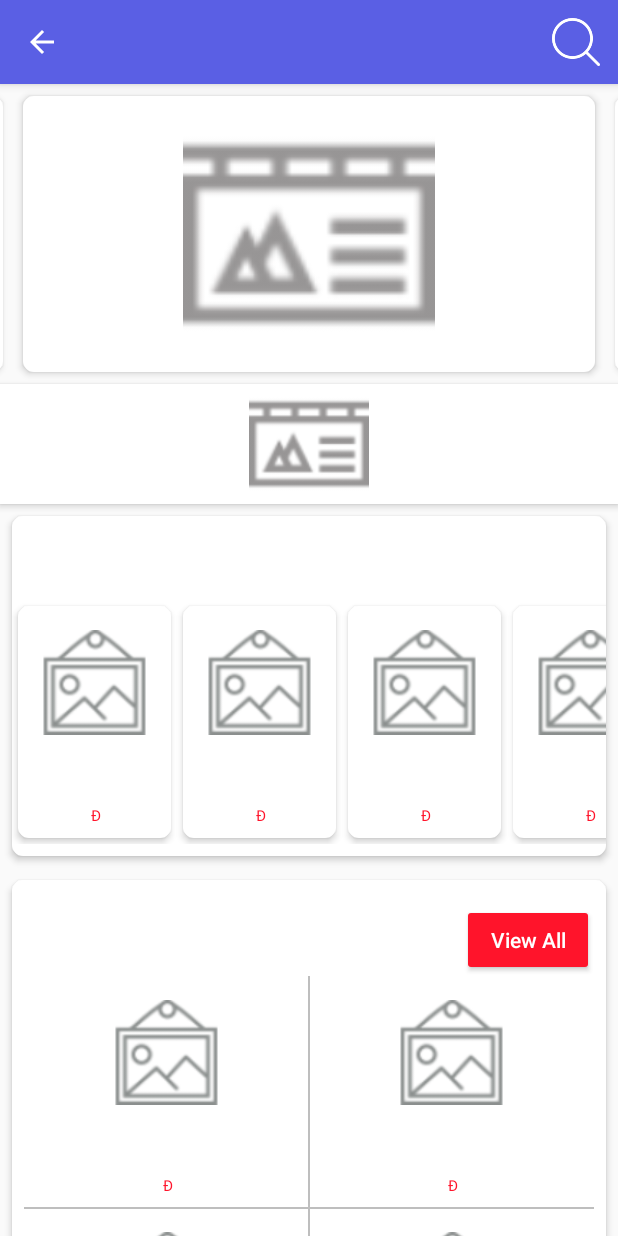
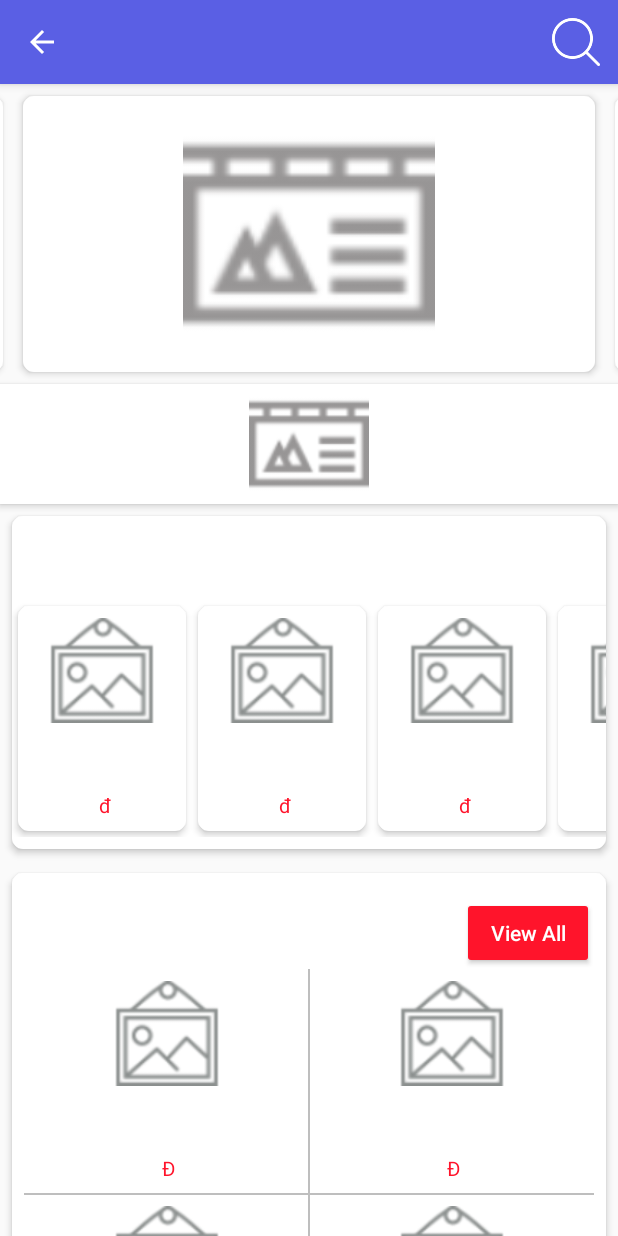
Before and after one commit to htduyen/EcormerceApp, an Android app: the CategoryActivity screen opened directly, with no data from a screen before it, on a phone screen of 412 x 824 dp. Run offline under Robolectric (Android 15) with nearby library versions, the light colour scheme and no system bars; our stand-ins replace Firebase (no records; nobody signed in at launch, a user with empty details on screens opened directly); pictures from the network do not load; 3 statements that could not run were skipped.

Commit message:
Update add wishlist and some problem

```diff
--- a/app/src/main/java/com/thud/myecormerce/Adapter/ProductHorizonAdapter.java
+++ b/app/src/main/java/com/thud/myecormerce/Adapter/ProductHorizonAdapter.java
@@ -83,7 +83,7 @@ public class ProductHorizonAdapter extends RecyclerView.Adapter<ProductHorizonAd
             Glide.with(itemView.getContext()).load(resource).apply(new RequestOptions().placeholder(R.drawable.image_place)).into(imv_product);
             txt_name_pro.setText(name);
             txt_descr.setText(descr);
-            txt_price.setText(price+ " Đ");
+            txt_price.setText(price+ " đ");
             if(!name.equals("")) {
                 itemView.setOnClickListener(new View.OnClickListener() {
                     @Override
--- a/app/src/main/java/com/thud/myecormerce/Fragments/HomeFragment.java
+++ b/app/src/main/java/com/thud/myecormerce/Fragments/HomeFragment.java
@@ -155,6 +155,9 @@ public class HomeFragment extends Fragment {
         categoryAdapter = new CategoryAdapter(categoryModePlacelList);
         homePageAdapter = new HomePageAdapter(homePageModePlacelList);
 
+        //homePageAdapter = new HomePageAdapter(lists.get(0));
+
+
         if(networkInfo != null && networkInfo.isConnected() == true){
             MainActivity.drawer.setDrawerLockMode(0);
             btn_retry.setVisibility(View.GONE);
@@ -174,6 +177,7 @@ public class HomeFragment extends Fragment {
             if(lists.size() == 0){
                 listNameCategories.add("HOME");
                 lists.add(new ArrayList<HomePageModel>());
+                //homePageAdapter = new HomePageAdapter(lists.get(0)); // nho xoa
                 setLayout(recyclerViewHome,getContext(), 0,"Home");
             }
             else {
@@ -197,6 +201,7 @@ public class HomeFragment extends Fragment {
             @Override
             public void onRefresh() {
                 swipeRefreshLayout.setRefreshing(true);
+                //swipeRefreshLayout.setColorSchemeColors(getContext().getResources().getColor(R.color.colorPrimary), getContext().getResources().getColor(R.color.colorPrimary));
                 reloadPage();
             }
         });
--- a/app/src/main/java/com/thud/myecormerce/Presenter/DbQueries.java
+++ b/app/src/main/java/com/thud/myecormerce/Presenter/DbQueries.java
@@ -97,7 +97,7 @@ public class DbQueries {
     public static List<NotificationModel> notificationModelList = new ArrayList<>();
     private static ListenerRegistration registration;
     //Categories
-    public static void loadCategories(final RecyclerView recyclerView_Cate, final Context context){
+    public static void loadCategories(final RecyclerView recyclerView_Cate, final Context context)  {
         categoryModels.clear();
         firebaseFirestore.collection("CATEGORIES").orderBy("index").get()
                 .addOnCompleteListener(new OnCompleteListener<QuerySnapshot>() {
@@ -121,7 +121,7 @@ public class DbQueries {
     }
 
     public static void setLayout(final RecyclerView recyclerViewHomePage, final Context context, final int index, String cateName){
-
+        //Toast.makeText(context, "Cate name loading:" + cateName.toUpperCase(), Toast.LENGTH_SHORT).show();
         firebaseFirestore.collection("CATEGORIES")
                 .document(cateName.toUpperCase())
                 .collection("TOP_DEALS").orderBy("index").get()
@@ -185,8 +185,6 @@ public class DbQueries {
                                     }
                                     //Toast.makeText(getContext(), "Size: " + sliderModelList.size(), Toast.LENGTH_SHORT).show();
                                     lists.get(index).add(new HomePageModel(3, documentSnapshot.get("group_product_title").toString(),documentSnapshot.get("background_group_product").toString(), gridProductList));
-
-
                                 }
                             }
                             //Luu vao adapter
--- a/app/src/main/java/com/thud/myecormerce/View/CategoryActivity.java
+++ b/app/src/main/java/com/thud/myecormerce/View/CategoryActivity.java
@@ -6,6 +6,7 @@ import android.os.Bundle;
 import android.support.v7.widget.LinearLayoutManager;
 import android.support.v7.widget.RecyclerView;
 import android.support.v7.widget.Toolbar;
+import android.util.Log;
 import android.view.Menu;
 import android.view.MenuItem;
 
@@ -39,6 +40,7 @@ public class CategoryActivity extends AppCompatActivity {
 
         Toolbar toolbar = (Toolbar) findViewById(R.id.toolbar);
         setSupportActionBar(toolbar);
+        getSupportActionBar().setDisplayShowTitleEnabled(true);
         String title = getIntent().getStringExtra("name_cate"); //tu cate_adapter
         getSupportActionBar().setTitle(title);
         getSupportActionBar().setDisplayHomeAsUpEnabled(true);
@@ -79,15 +81,19 @@ public class CategoryActivity extends AppCompatActivity {
 
         adapter = new HomePageAdapter(homePageModePlacelList);
 
+
         int listposition = 0;
         for (int x = 0; x < listNameCategories.size(); x++){
             if(listNameCategories.get(x).equals(title.toUpperCase())){
                 listposition = x;
+//                Log.d("List Cate: ", listNameCategories.get(x));
+//                Log.d("Title:", title.toUpperCase());
             }
         }
         if (listposition == 0 ){
             listNameCategories.add(title.toUpperCase());
             lists.add(new ArrayList<HomePageModel>());
+            //adapter = new HomePageAdapter(lists.get(listNameCategories.size() -1)); // delete
             setLayout(recyclerView_cate,this, listNameCategories.size() -1, title);
         }
         else {
@@ -111,11 +117,11 @@ public class CategoryActivity extends AppCompatActivity {
         // automatically handle clicks on the Home/Up button, so long
         // as you specify a parent activity in AndroidManifest.xml.
         int id = item.getItemId();
-        Intent intentSearch =new Intent(CategoryActivity.this, SearchActivity.class);
-        startActivity(intentSearch);
+
         //noinspection SimplifiableIfStatement
         if (id == R.id.icon_search) {
-
+            Intent intentSearch =new Intent(CategoryActivity.this, SearchActivity.class);
+            startActivity(intentSearch);
             return true;
         }
         else if(id == android.R.id.home)
--- a/app/src/main/java/com/thud/myecormerce/View/DeliveryActivity.java
+++ b/app/src/main/java/com/thud/myecormerce/View/DeliveryActivity.java
@@ -6,6 +6,7 @@ import android.app.AlertDialog;
 import android.app.Dialog;
 import android.content.Intent;
 import android.content.pm.PackageManager;
+import android.icu.util.Calendar;
 import android.support.annotation.NonNull;
 import android.support.annotation.Nullable;
 import android.support.constraint.ConstraintLayout;
@@ -655,7 +656,7 @@ public class DeliveryActivity extends AppCompatActivity {
                 orderDetails.put("Total_Items", totalItemss);
                 orderDetails.put("Total_Items_Price",totalItemsPrice);
                 orderDetails.put("Total_Amount", totalAmount);
-                //orderDetails.put("Save_Amount", cartItemModel.getSaveAmount());
+                orderDetails.put("time_ordered", FieldValue.serverTimestamp());
                 orderDetails.put("Delivery_Price", dilivery);
                 //Chua xu ly Payment and Order status
                 orderDetails.put("Payment_Status", "Chưa thanh toán");
--- a/app/src/main/java/com/thud/myecormerce/View/ProductDetailActivity.java
+++ b/app/src/main/java/com/thud/myecormerce/View/ProductDetailActivity.java
@@ -145,9 +145,9 @@ public class ProductDetailActivity extends AppCompatActivity {
 
         final Toolbar toolbar = (Toolbar) findViewById(R.id.toolbar);
         setSupportActionBar(toolbar);
+        getSupportActionBar().setDisplayShowTitleEnabled(true);
+        getSupportActionBar().setTitle("Chi Tiết Sản Phẩm");
         getSupportActionBar().setDisplayHomeAsUpEnabled(true);
-        getSupportActionBar().setDisplayShowTitleEnabled(false);
-
 
         productImageViewPager = findViewById(R.id.product_img_viewpapeger);
         viewPagerIndicator = findViewById(R.id.view_pager_indicator);
@@ -478,7 +478,7 @@ public class ProductDetailActivity extends AppCompatActivity {
                             idData.put("list_size", (long) (DbQueries.id_wishlist.size() + 1));
 
                             firebaseFirestore.collection("USERS").document(currentUser.getUid()).collection("USER_DATA").document("MY_WISHLIST")
-                                    .set(idData).addOnCompleteListener(new OnCompleteListener<Void>() {
+                                    .update(idData).addOnCompleteListener(new OnCompleteListener<Void>() {
                                 @Override
                                 public void onComplete(@NonNull Task<Void> task) {
                                     if (task.isSuccessful()) {
--- a/app/src/main/res/layout/activity_category.xml
+++ b/app/src/main/res/layout/activity_category.xml
@@ -4,6 +4,7 @@
     xmlns:tools="http://schemas.android.com/tools"
     android:layout_width="match_parent"
     android:layout_height="match_parent"
+    android:elevation="3dp"
     tools:context=".View.CategoryActivity">
 
     <android.support.design.widget.AppBarLayout
--- a/app/src/main/res/layout/activity_delivery.xml
+++ b/app/src/main/res/layout/activity_delivery.xml
@@ -84,7 +84,7 @@
             android:layout_weight="1"
             android:background="@drawable/slider_main"
             android:backgroundTint="@color/colorRed"
-            android:text="Tiếp Tục Mua"
+            android:text="Thanh Toán"
             android:textAllCaps="true"
             android:textColor="@color/colorWhite" />
     </LinearLayout>
--- a/app/src/main/res/layout/activity_product_detail.xml
+++ b/app/src/main/res/layout/activity_product_detail.xml
@@ -87,7 +87,7 @@
             android:background="@color/colorRed"
             android:gravity="center"
             android:stateListAnimator="@null"
-            android:text="Buy Now"
+            android:text="Mua ngay"
             android:textColor="@color/colorWhite"
             android:visibility="gone" />
     </LinearLayout>
--- a/app/src/main/res/layout/fragment_cart.xml
+++ b/app/src/main/res/layout/fragment_cart.xml
@@ -52,7 +52,7 @@
             android:layout_weight="1"
             android:background="@drawable/slider_main"
             android:backgroundTint="@color/colorRed"
-            android:text="Tiếp Tục Mua"
+            android:text="Tiếp Tục"
             android:textAllCaps="true"
             android:textColor="@color/colorWhite" />
     </LinearLayout>
--- a/app/src/main/res/layout/product_horizon_item_layout.xml
+++ b/app/src/main/res/layout/product_horizon_item_layout.xml
@@ -3,17 +3,17 @@
     xmlns:app="http://schemas.android.com/apk/res-auto"
     xmlns:tools="http://schemas.android.com/tools"
     android:layout_width="wrap_content"
-    android:layout_height="match_parent"
+    android:layout_height="wrap_content"
     android:layout_margin="4dp"
     android:background="@drawable/slider_main"
     android:elevation="3dp">
 
     <ImageView
         android:id="@+id/imv_pro_horizon"
-        android:layout_width="70dp"
+        android:layout_width="80dp"
         android:layout_height="70dp"
         android:layout_marginStart="16dp"
-        android:layout_marginTop="16dp"
+        android:layout_marginTop="8dp"
         android:layout_marginEnd="16dp"
         android:scaleType="fitCenter"
         app:layout_constraintEnd_toEndOf="parent"
@@ -26,12 +26,14 @@
         android:layout_width="0dp"
         android:layout_height="wrap_content"
         android:layout_marginStart="8dp"
-        android:layout_marginTop="8dp"
+        android:layout_marginTop="4dp"
         android:layout_marginEnd="8dp"
+        android:layout_marginBottom="4dp"
         android:text="Name product"
         android:textAlignment="center"
         android:textColor="@color/colorBlack"
-        android:textSize="12sp"
+        android:textSize="14sp"
+        app:layout_constraintBottom_toTopOf="@+id/txt_descr_pro_horizon"
         app:layout_constraintEnd_toEndOf="parent"
         app:layout_constraintStart_toStartOf="parent"
         app:layout_constraintTop_toBottomOf="@+id/imv_pro_horizon" />
@@ -41,7 +43,6 @@
         android:layout_width="0dp"
         android:layout_height="wrap_content"
         android:layout_marginStart="8dp"
-        android:layout_marginTop="4dp"
         android:layout_marginEnd="8dp"
         android:layout_marginBottom="4dp"
         android:text="Description"
@@ -50,8 +51,7 @@
         android:textSize="10sp"
         app:layout_constraintBottom_toTopOf="@+id/txt_price_pro_horizon"
         app:layout_constraintEnd_toEndOf="parent"
-        app:layout_constraintStart_toStartOf="parent"
-        app:layout_constraintTop_toBottomOf="@+id/txt_name_pro_horizon" />
+        app:layout_constraintStart_toStartOf="parent" />
 
     <TextView
         android:id="@+id/txt_price_pro_horizon"
@@ -63,7 +63,7 @@
         android:text="Price"
         android:textAlignment="center"
         android:textColor="@color/colorRed"
-        android:textSize="10sp"
+        android:textSize="13sp"
         app:layout_constraintBottom_toBottomOf="parent"
         app:layout_constraintEnd_toEndOf="parent"
         app:layout_constraintStart_toStartOf="parent" />
--- a/app/src/main/res/menu/activity_main_drawer.xml
+++ b/app/src/main/res/menu/activity_main_drawer.xml
@@ -23,7 +23,7 @@
         <item
             android:id="@+id/nav_my_wishlist"
             android:icon="@drawable/heart_orange"
-            android:title="Đã thích" />
+            android:title="Danh sách mong muốn" />
         <item
             android:id="@+id/nav_my_account"
             android:icon="@drawable/user"
```
Also changed, not shown: app/src/main/java/com/thud/myecormerce/View/OrderDateilsActivity.java (+4 -4 lines), app/src/main/res/layout/cate_item_main.xml (+3 -5 lines), app/src/main/res/drawable-v24/home.png (deleted), app/src/main/res/drawable/home.png (added).
